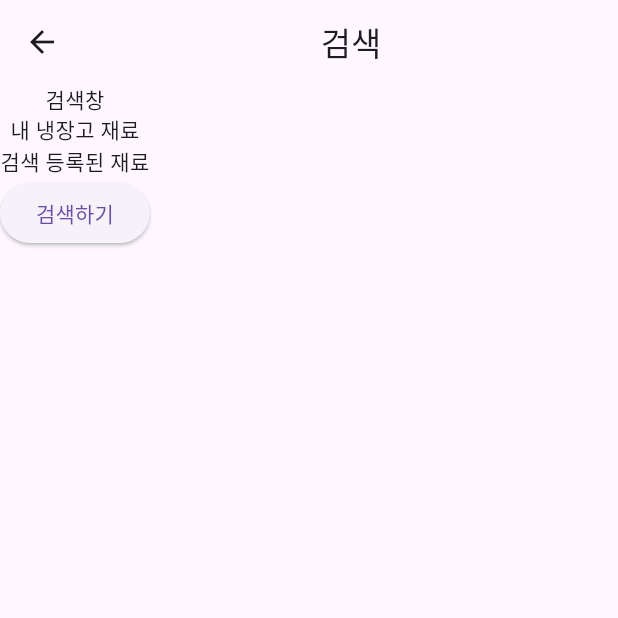
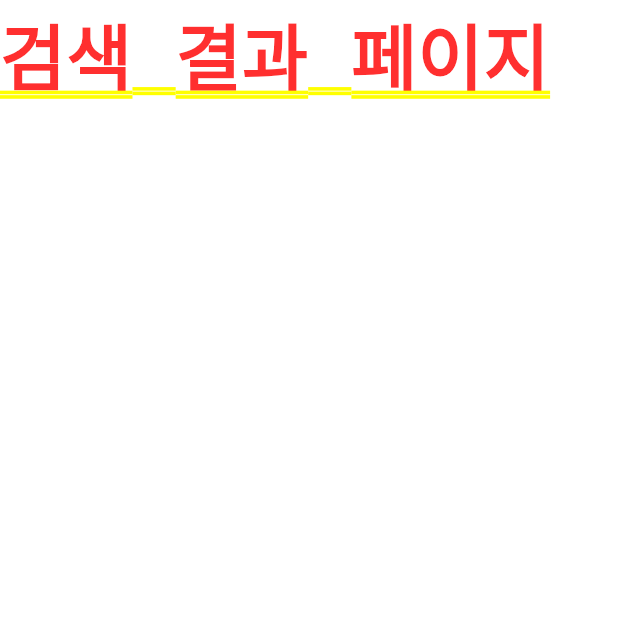
Before and after one commit to jinju9513/recipea-, a Flutter app: the SearchPage screen opened directly, after a tap on "검색하기", on a phone screen of 412 x 824 dp, the top half of it. Run offline on Flutter 3.47's test engine with Material 3 defaults, Android fonts, the phone set to English and light mode, and no system bars; our stand-ins replace material_design_icons_flutter.

Commit message:
feat: 검색페이지 네비게이터 설정 및 검색 결과 페이지 생성

```diff
--- a/lib/UI/pages/search/search_page.dart
+++ b/lib/UI/pages/search/search_page.dart
@@ -1,4 +1,5 @@
 import 'package:flutter/material.dart';
+import 'package:recipea_app/UI/pages/search/search_result_page.dart';
 import 'package:recipea_app/UI/pages/search/widgets/my_refrig_ingredient.dart';
 import 'package:recipea_app/UI/pages/search/widgets/regist_done_ingredient.dart';
 import 'package:recipea_app/UI/pages/search/widgets/search_ingredient.dart';
@@ -13,7 +14,15 @@ class SearchPage extends StatelessWidget {
           SearchIngredient(),
           MyRefrigIngredient(),
           RegistDoneIngredient(),
-          ElevatedButton(onPressed: () {}, child: Text('검색하기')),
+          ElevatedButton(
+            onPressed: () {
+              Navigator.push(
+                context,
+                MaterialPageRoute(builder: (context) => SearchResultPage()),
+              );
+            },
+            child: Text('검색하기'),
+          ),
         ],
       ),
     );
--- /dev/null
+++ b/lib/UI/pages/search/search_result_page.dart
@@ -0,0 +1,8 @@
+import 'package:flutter/material.dart';
+
+class SearchResultPage extends StatelessWidget {
+  @override
+  Widget build(BuildContext context) {
+    return Text('검색 결과 페이지');
+  }
+}
```
Also changed, not shown: lib/UI/pages/home/home_page.dart (+11 -2 lines).
